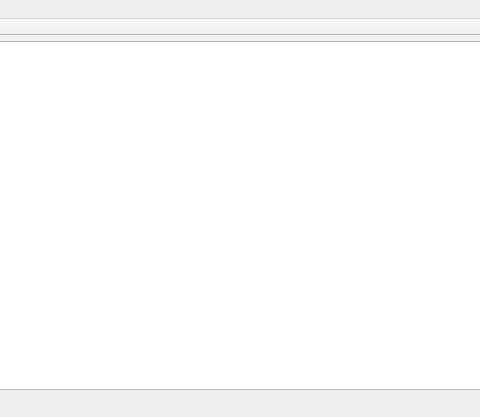
Before: the Qt Designer form src/MainWindow.ui in mrexodia/SN8F2288_gui, drawn with Qt 5; both pictures show x 104 to 584 and y 0 to 417 of the 689 by 417 pixel window.
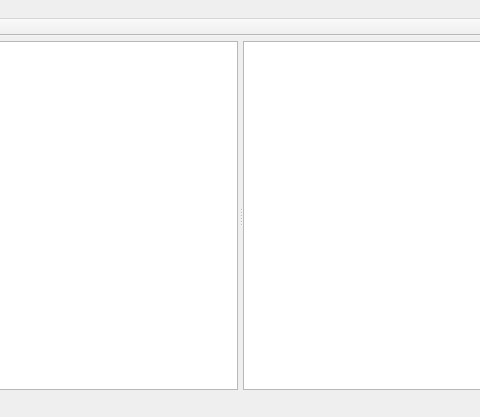
After: the same form once the commit is applied. Custom widgets are drawn as their Qt base class.

Patch:
```diff
--- a/src/MainWindow.ui
+++ b/src/MainWindow.ui
@@ -14,7 +14,7 @@
    <string>SN8F2288</string>
   </property>
   <widget class="QWidget" name="centralWidget">
-   <layout class="QHBoxLayout" name="horizontalLayout">
+   <layout class="QVBoxLayout" name="verticalLayout">
     <property name="leftMargin">
      <number>5</number>
     </property>
@@ -28,6 +28,13 @@
      <number>5</number>
     </property>
     <item>
+     <widget class="QSplitter" name="splitter">
+      <property name="orientation">
+       <enum>Qt::Horizontal</enum>
+      </property>
+      <property name="handleWidth">
+       <number>5</number>
+      </property>
      <widget class="DisassemblerTextEdit" name="disassembler">
       <property name="font">
        <font>
@@ -40,6 +47,8 @@
       <property name="readOnly">
        <bool>false</bool>
       </property>
+      </widget>
+      <widget class="QTableWidget" name="registerTable"/>
      </widget>
     </item>
    </layout>
```
Lines whose indentation alone changed are shown as unchanged.
